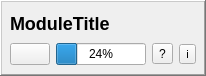
Old version of the form src/Interface/Application/Module.ui in the repository SCIInstitute/SCIRun.
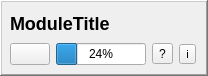
New version of the form. Icons and pictures are not drawn.

```diff
--- a/src/Interface/Application/Module.ui
+++ b/src/Interface/Application/Module.ui
@@ -6,7 +6,7 @@
    <rect>
     <x>0</x>
     <y>0</y>
-    <width>206</width>
+    <width>208</width>
     <height>76</height>
    </rect>
   </property>
```
